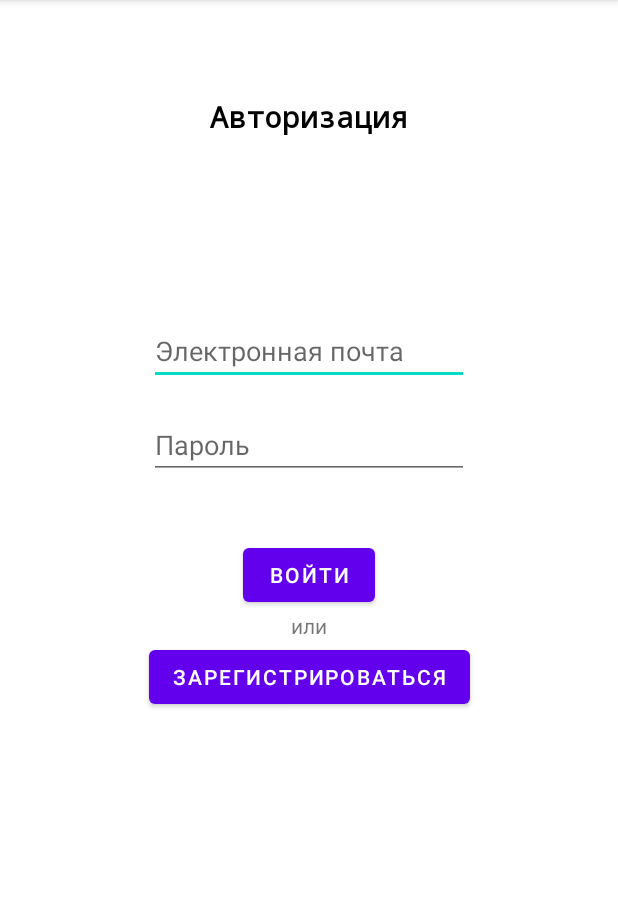
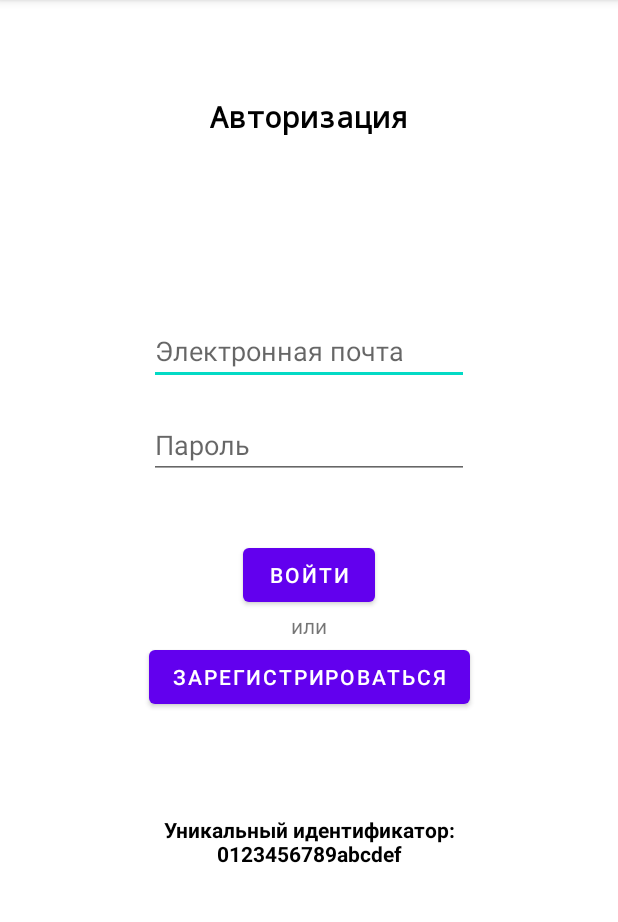
Before and after one commit to epi4mack/BSBO-02-20_Rudenok_MireaProject, an Android app: the screen it shows after launch (MainActivity2), on a phone screen of 412 x 824 dp, the part 84-1006 px from its top. Run offline under Robolectric (Android 15) with nearby library versions, the phone set to English and light mode, and no system bars; our stand-ins replace Firebase (no records; nobody signed in at launch, a user with empty details on screens opened directly).

Commit message:
4th year 1st semester: lab1

```diff
--- a/app/src/main/java/ru/mirea/rudenok/mireaproject/MainActivity2.java
+++ b/app/src/main/java/ru/mirea/rudenok/mireaproject/MainActivity2.java
@@ -1,13 +1,17 @@
 package ru.mirea.rudenok.mireaproject;
 
 import androidx.annotation.NonNull;
+import androidx.appcompat.app.AlertDialog;
 import androidx.appcompat.app.AppCompatActivity;
 
+import android.content.DialogInterface;
 import android.content.Intent;
 import android.os.Bundle;
+import android.provider.Settings;
 import android.text.TextUtils;
 import android.util.Log;
 import android.view.View;
+import android.widget.TextView;
 import android.widget.Toast;
 
 import com.google.android.gms.tasks.OnCompleteListener;
@@ -54,6 +58,12 @@ public class MainActivity2 extends AppCompatActivity {
         super.onStart();
         FirebaseUser currentUser = mAuth.getCurrentUser();
         updateUI(currentUser);
+
+        String ID = Settings.Secure.getString(getApplicationContext().getContentResolver(), Settings.Secure.ANDROID_ID);
+
+        TextView IDview = findViewById(R.id.IDview);
+        IDview.setText("Уникальный идентификатор: " + ID);
+
     }
 
     private void updateUI(FirebaseUser user) {
--- a/app/src/main/res/layout/activity_main2.xml
+++ b/app/src/main/res/layout/activity_main2.xml
@@ -72,4 +72,23 @@
         app:layout_constraintEnd_toEndOf="parent"
         app:layout_constraintStart_toStartOf="parent"
         app:layout_constraintTop_toBottomOf="@+id/SignIn" />
+
+    <TextView
+        android:id="@+id/IDview"
+        android:layout_width="244dp"
+        android:layout_height="115dp"
+        android:layout_marginStart="110dp"
+        android:layout_marginTop="49dp"
+        android:layout_marginEnd="138dp"
+        android:layout_marginBottom="105dp"
+        android:text=""
+        android:textAlignment="center"
+        android:textColor="@color/black"
+        android:textStyle="bold"
+        app:layout_constraintBottom_toBottomOf="parent"
+        app:layout_constraintEnd_toEndOf="parent"
+        app:layout_constraintHorizontal_bias="0.333"
+        app:layout_constraintStart_toStartOf="parent"
+        app:layout_constraintTop_toBottomOf="@+id/SignUp"
+        app:layout_constraintVertical_bias="0.833" />
 </androidx.constraintlayout.widget.ConstraintLayout>
```
